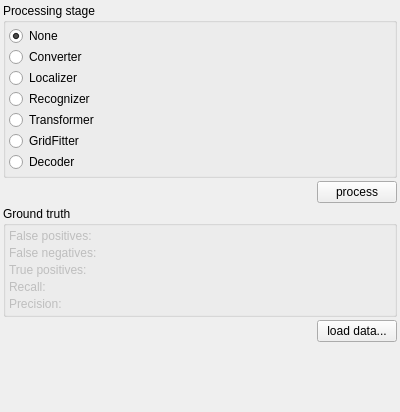
Above: ToolWidget.ui from BioroboticsLab/biotracker_beesbook before the change. Below: the same form after it.
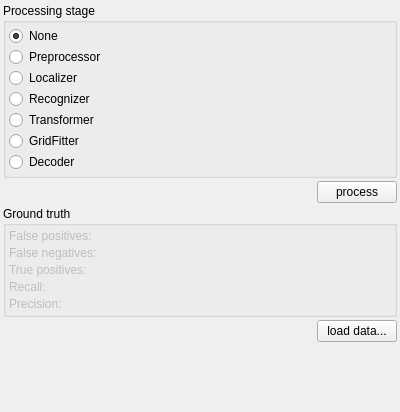
That is the form after the change.

Commit message: added preprocessor-layer

Patch:
```diff
--- a/ToolWidget.ui
+++ b/ToolWidget.ui
@@ -63,7 +63,7 @@
       <item>
        <widget class="QRadioButton" name="radioButtonConverter">
         <property name="text">
-         <string>Converter</string>
+         <string>Preprocessor</string>
         </property>
        </widget>
       </item>
```
Left out of the diff: 35 changed lines with no effect on the pictures. The commit also changes 6 other files.
